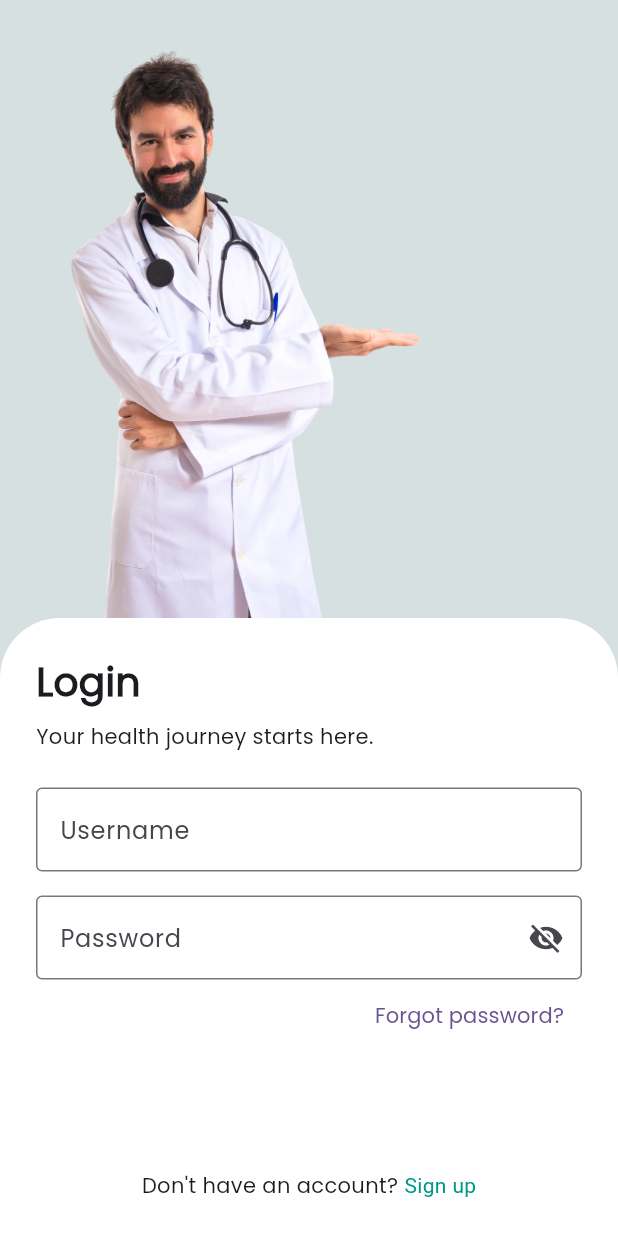
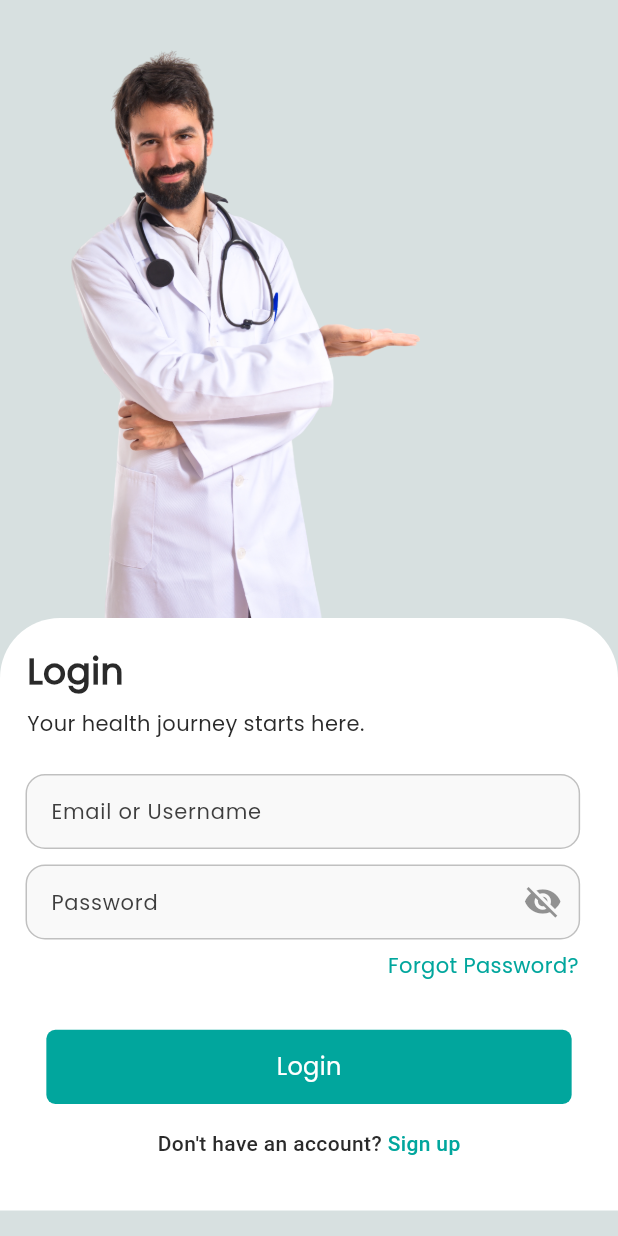
Before and after one commit to mayurpatil2991997/doctor_app, a Flutter app: the LoginScreen screen opened by its route, on a phone screen of 412 x 824 dp. Run offline on Flutter 3.47's test engine with Material 3 defaults, Android fonts, the phone set to English and light mode, and no system bars; our stand-ins replace dio, get, pretty_dio_logger, shared_preferences, sizer; accounts and stored records are empty.

Commit message:
fixed login screens issue

```diff
--- a/lib/Modules/login/login_screen.dart
+++ b/lib/Modules/login/login_screen.dart
@@ -28,162 +28,17 @@ class _LoginScreenState extends State<LoginScreen> {
     WidgetsBinding.instance.addPostFrameCallback((_) async {});
   }
 
-
-  // @override
-  // Widget build(BuildContext context) {
-  //   return GetBuilder<LoginController>(
-  //     builder:
-  //         (controller) => WillPopScope(
-  //       onWillPop: () async {
-  //         SystemNavigator.pop();
-  //         return false;
-  //       },
-  //       child: Scaffold(
-  //         backgroundColor: AppColor.whiteColor,
-  //         body: SingleChildScrollView(
-  //           child: Form(
-  //             key: formKey,
-  //             child: Padding(
-  //               padding: EdgeInsets.symmetric(horizontal: 4.w),
-  //               child: Column(
-  //                 crossAxisAlignment: CrossAxisAlignment.start,
-  //                 children: [
-  //                   SizedBox(
-  //                     height: 10.h,
-  //                   ),
-  //                   Center(
-  //                     child: Text(
-  //                       "Sign In",
-  //                       style: AppTextStyle.boldText.copyWith(
-  //                         fontSize: 26,
-  //                         color: AppColor.primaryColor,
-  //                       ),
-  //                     ),
-  //                   ),
-  //                   SizedBox(height: 3.h),
-  //                   Center(
-  //                     child: Text(
-  //                       "Your health journey starts here.",
-  //                       style: AppTextStyle.mediumText.copyWith(
-  //                         fontSize: 16,
-  //                         color: AppColor.primaryColor,
-  //                       ),
-  //                     ),
-  //                   ),
-  //                   SizedBox(height: 2.h),
-  //                   CustomTextField(
-  //                       hintText: 'Email or Username',
-  //                       controller: loginController.emailController,
-  //                       keyboardType: null,
-  //                       focusNode: emailFocusNode,
-  //                       validator: (value) {
-  //                         if (value == null || value.isEmpty) {
-  //                           return "Please enter Email or Username";
-  //                         }
-  //
-  //                         final isEmail = RegExp(r"^((([a-zA-Z]|\d|[!#\$%&'\*\+\-\/=\?\^_`{\|}~]|[\u00A0-\uD7FF\uF900-\uFDCF\uFDF0-\uFFEF])+(\.([a-zA-Z]|\d|[!#\$%&'\*\+\-\/=\?\^_`{\|}~]|[\u00A0-\uD7FF\uF900-\uFDCF\uFDF0-\uFFEF])+)*)|((\x22)((((\x20|\x09)*(\x0d\x0a))?(\x20|\x09)+)?(([\x01-\x08\x0b\x0c\x0e-\x1f\x7f]|\x21|[\x23-\x5b]|[\x5d-\x7e]|[\u00A0-\uD7FF\uF900-\uFDCF\uFDF0-\uFFEF])|(\\([\x01-\x09\x0b\x0c\x0d-\x7f]|[\u00A0-\uD7FF\uF900-\uFDCF\uFDF0-\uFFEF]))))*(((\x20|\x09)*(\x0d\x0a))?(\x20|\x09)+)?(\x22)))@((([a-z]|\d|[\u00A0-\uD7FF\uF900-\uFDCF\uFDF0-\uFFEF])|(([a-z]|\d|[\u00A0-\uD7FF\uF900-\uFDCF\uFDF0-\uFFEF])([a-z]|\d|-|\.|_|~|[\u00A0-\uD7FF\uF900-\uFDCF\uFDF0-\uFFEF])*([a-z]|\d|[\u00A0-\uD7FF\uF900-\uFDCF\uFDF0-\uFFEF])))\.)+(([a-z]|[\u00A0-\uD7FF\uF900-\uFDCF\uFDF0-\uFFEF])|(([a-z]|[\u00A0-\uD7FF\uF900-\uFDCF\uFDF0-\uFFEF])([a-z]|\d|-|\.|_|~|[\u00A0-\uD7FF\uF900-\uFDCF\uFDF0-\uFFEF])*([a-z]|[\u00A0-\uD7FF\uF900-\uFDCF\uFDF0-\uFFEF])))$").hasMatch(value);
-  //                         final isUsername = value.length >= 1; // You can set your own rule
-  //
-  //                         if (!isEmail && !isUsername) {
-  //                           return "Enter a valid Email or Username (min 3 chars)";
-  //                         }
-  //
-  //                         return null;
-  //                       }
-  //
-  //                   ),
-  //                   SizedBox(height: 1.5.h),
-  //                   Column(
-  //                     crossAxisAlignment: CrossAxisAlignment.end,
-  //                     children: [
-  //                       Obx(
-  //                             () => FocusScope(
-  //                           node: FocusScopeNode(),
-  //                           child: CustomTextField(
-  //                             hintText: 'Password',
-  //                             controller: loginController.passwordController,
-  //                             keyboardType: null,
-  //                             focusNode: passwordFocusNode,
-  //                             obscureText:
-  //                             !loginController.isPasswordVisible.value,
-  //                             suFixIcon: InkWell(
-  //                               onTap: () {
-  //                                 loginController.togglePasswordVisibility();
-  //                                 FocusScope.of(
-  //                                   context,
-  //                                 ).requestFocus(passwordFocusNode);
-  //                               },
-  //                               child: Icon(
-  //                                 loginController.isPasswordVisible.value
-  //                                     ? Icons.visibility
-  //                                     : Icons.visibility_off,
-  //                                 color: AppColor.blackColor.withOpacity(0.5),
-  //                                 size: 26,
-  //                               ),
-  //                             ),
-  //                             validator: (value) {
-  //                               if (value!.isEmpty) {
-  //                                 return "Please Enter Password";
-  //                               } else {
-  //                                 return FormValidate.validatePassword(
-  //                                   value,
-  //                                   "Password should be 8 character",
-  //                                 );
-  //                               }
-  //                             },
-  //                           ),
-  //                         ),
-  //                       ),
-  //                       SizedBox(height: 0.7.h),
-  //                       InkWell(
-  //                         onTap: () {
-  //                           // Get.toNamed(AppRoutes.forgot);
-  //                         },
-  //                         child: Padding(
-  //                           padding: EdgeInsets.only(right: 2.w),
-  //                           child: Text(
-  //                             "Forgot Password?",
-  //                             style: AppTextStyle.mediumText.copyWith(
-  //                               fontSize: 14,
-  //                               color: AppColor.primaryColor,
-  //                             ),
-  //                           ),
-  //                         ),
-  //                       ),
-  //                     ],
-  //                   ),
-  //                   SizedBox(height: 6.h),
-  //                   Center(
-  //                     child: ButtonWidget(
-  //                       onTap: () {
-  //                         if (formKey.currentState!.validate()) {
-  //                           // loginController.signIn();
-  //                         }
-  //                       },
-  //                       text: "Login",
-  //                       textStyle: AppTextStyle.mediumText.copyWith(
-  //                         color: AppColor.whiteColor,
-  //                         fontSize: 16,
-  //                       ),
-  //                     ),
-  //                   ),
-  //                   SizedBox(height: 2.h),
-  //                 ],
-  //               ),
-  //             ),
-  //           ),
-  //         ),
-  //       ),
-  //     ),
-  //   );
-  // }
   @override
   Widget build(BuildContext context) {
     return Scaffold(
       backgroundColor: AppColor.bgColor,
-      body: Column(
+      resizeToAvoidBottomInset: true,
+      body: SafeArea(
+        child: SingleChildScrollView(
+          physics: BouncingScrollPhysics(),
+          child: Column(
+            crossAxisAlignment: CrossAxisAlignment.start,
             children: [
-          // Top Image
               Stack(
                 children: [
                   Image.asset(
@@ -193,81 +48,150 @@ class _LoginScreenState extends State<LoginScreen> {
                   ),
                 ],
               ),
-
-          // Form Area
-          Expanded(
-            flex: 3,
-            child: Container(
-              padding: const EdgeInsets.all(24.0),
+              Container(
+                padding: const EdgeInsets.all(18.0),
                 decoration: const BoxDecoration(
-                color: Colors.white,
+                  color: AppColor.whiteColor,
                   borderRadius: BorderRadius.vertical(top: Radius.circular(40)),
                 ),
+                child: Form(
+                  key: formKey,
                   child: Column(
                     crossAxisAlignment: CrossAxisAlignment.start,
                     children: [
-                  const Text(
+                      Text(
                         "Login",
-                    style: TextStyle(fontSize: 26, fontWeight: FontWeight.bold),
-                  ),
-                  const SizedBox(height: 8),
-                  const Text("Your health journey starts here."),
-                  const SizedBox(height: 24),
-
-                  // Username
-                  TextField(
-                    decoration: InputDecoration(
-                      labelText: "Username",
-                      border: OutlineInputBorder(),
+                        style: AppTextStyle.boldText.copyWith(
+                          color: AppColor.blackColor,
+                          fontSize: 24,
                         ),
                       ),
-                  const SizedBox(height: 16),
-
-                  // Password
-                  TextField(
-                    obscureText: true,
-                    decoration: InputDecoration(
-                      labelText: "Password",
-                      border: OutlineInputBorder(),
-                      suffixIcon: Icon(Icons.visibility_off),
+                      SizedBox(height: 1.h),
+                      Text(
+                        "Your health journey starts here.",
+                        style: AppTextStyle.mediumText.copyWith(
+                          color: AppColor.blackColor,
+                          fontSize: 14,
                         ),
                       ),
+                      SizedBox(height: 3.h),
+                      CustomTextField(
+                        hintText: 'Email or Username',
+                        controller: loginController.emailController,
+                        keyboardType: null,
+                        focusNode: emailFocusNode,
+                        validator: (value) {
+                          if (value == null || value.isEmpty) {
+                            return "Please enter Email or Username";
+                          }
+                          final isEmail = RegExp(r"...").hasMatch(value); // use your regex
+                          final isUsername = value.length >= 1;
+                          if (!isEmail && !isUsername) {
+                            return "Enter a valid Email or Username";
+                          }
+                          return null;
+                        },
+                      ),
+                      SizedBox(height: 1.5.h),
+                      Obx(() => CustomTextField(
+                        hintText: 'Password',
+                        controller: loginController.passwordController,
+                        keyboardType: null,
+                        focusNode: passwordFocusNode,
+                        obscureText: !loginController.isPasswordVisible.value,
+                        suFixIcon: InkWell(
+                          onTap: () {
+                            loginController.togglePasswordVisibility();
+                            FocusScope.of(context)
+                                .requestFocus(passwordFocusNode);
+                          },
+                          child: Icon(
+                            loginController.isPasswordVisible.value
+                                ? Icons.visibility
+                                : Icons.visibility_off,
+                            color: AppColor.blackColor.withOpacity(0.5),
+                            size: 26,
+                          ),
+                        ),
+                        validator: (value) {
+                          if (value!.isEmpty) {
+                            return "Please Enter Password";
+                          } else {
+                            return FormValidate.validatePassword(
+                                value, "Password should be 8 characters");
+                          }
+                        },
+                      )),
+                      SizedBox(height: 1.h),
 
-                  // Forgot Password
                       Align(
                         alignment: Alignment.centerRight,
-                    child: TextButton(
-                      onPressed: () {},
-                      child: const Text("Forgot password?"),
+                        child: InkWell(
+                          onTap: () {
+                            // Forgot password navigation
+                          },
+                          child: Padding(
+                            padding: EdgeInsets.only(right: 2.w),
+                            child: Text(
+                              "Forgot Password?",
+                              style: AppTextStyle.mediumText.copyWith(
+                                fontSize: 14,
+                                color: AppColor.primaryColor,
                               ),
                             ),
+                          ),
+                        ),
+                      ),
+                      SizedBox(height: 4.h),
 
-                  const SizedBox(height: 12),
+                      Center(
+                        child: ButtonWidget(
+                          onTap: () {
+                            if (formKey.currentState!.validate()) {
+                              // loginController.signIn();
+                            }
+                          },
+                          text: "Login",
+                          textStyle: AppTextStyle.mediumText.copyWith(
+                            color: AppColor.whiteColor,
+                            fontSize: 16,
+                          ),
+                        ),
+                      ),
+                      SizedBox(height: 2.h),
 
-                  // Login Button
-
-                  const Spacer(),
-
-                  // Sign Up
                       Center(
+                        child: InkWell(
+                          onTap: () {},
                           child: Text.rich(
                             TextSpan(
                               text: "Don't have an account? ",
+                              style: AppTextStyle.mediumText.copyWith(
+                                color: AppColor.blackColor,
+                                fontSize: 14,
+                              ),
                               children: [
                                 TextSpan(
                                   text: "Sign up",
-                            style: TextStyle(color: Colors.teal),
+                                  style: AppTextStyle.mediumText.copyWith(
+                                    color: AppColor.primaryColor,
+                                    fontSize: 14,
+                                  ),
                                 ),
                               ],
                             ),
                           ),
-                  )
+                        ),
+                      ),
+                      SizedBox(height: 2.h),
                     ],
                   ),
                 ),
               ),
             ],
           ),
+        ),
+      ),
     );
   }
 }
```
Lines whose indentation alone changed are shown as unchanged.
